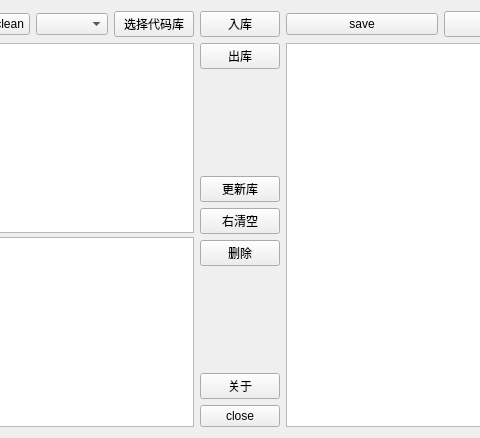
First picture: the form in auto_c_code/autoccode.ui, repository yjduoduo/auto_c_code, before the edit; both pictures show x 329 to 809 and y 0 to 438 of the 936 by 438 pixel window.
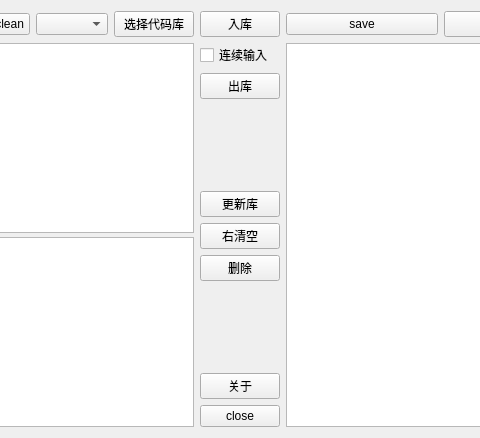
Second picture: the form after the edit.

Commit message: 添加 连续输入的CheckBox，方便连接提交时来回切换

What changed in the file:
```diff
--- a/auto_c_code/autoccode.ui
+++ b/auto_c_code/autoccode.ui
@@ -78,6 +78,13 @@
          </property>
         </widget>
        </item>
+       <item>
+        <widget class="QCheckBox" name="checkBox_inbox">
+         <property name="text">
+          <string>连续输入</string>
+         </property>
+        </widget>
+       </item>
        <item>
         <widget class="QPushButton" name="outdb_btn">
          <property name="text">
```
Left out of the diff: 9 changed lines with no effect on the pictures. The commit also changes 7 other files.
